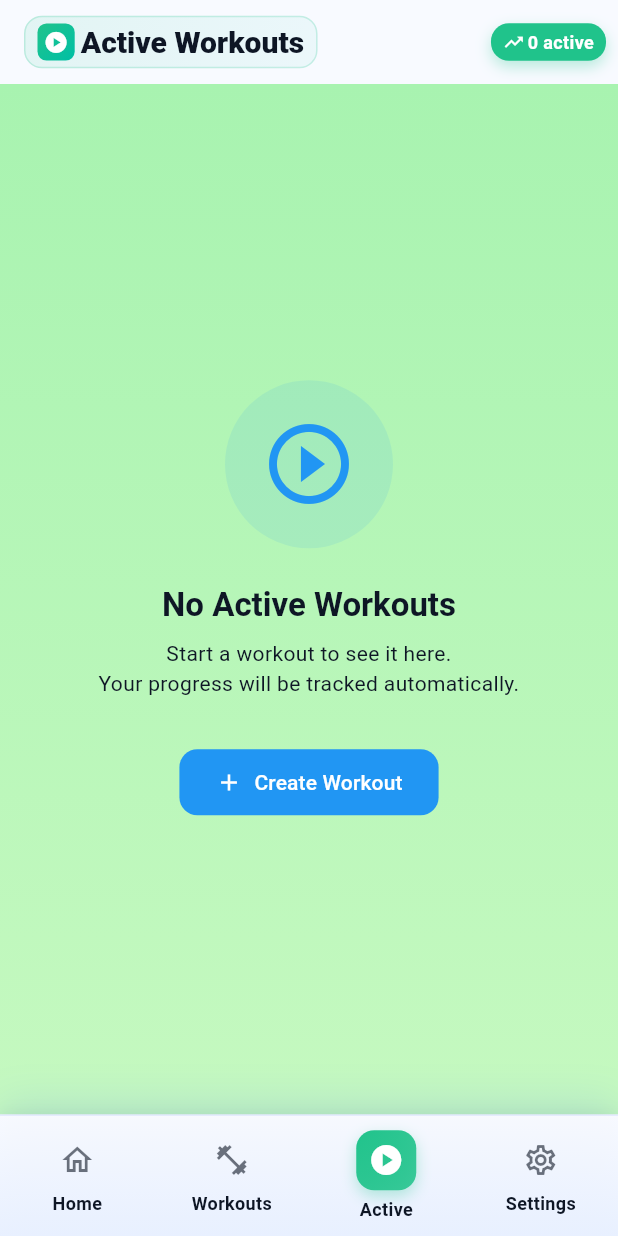
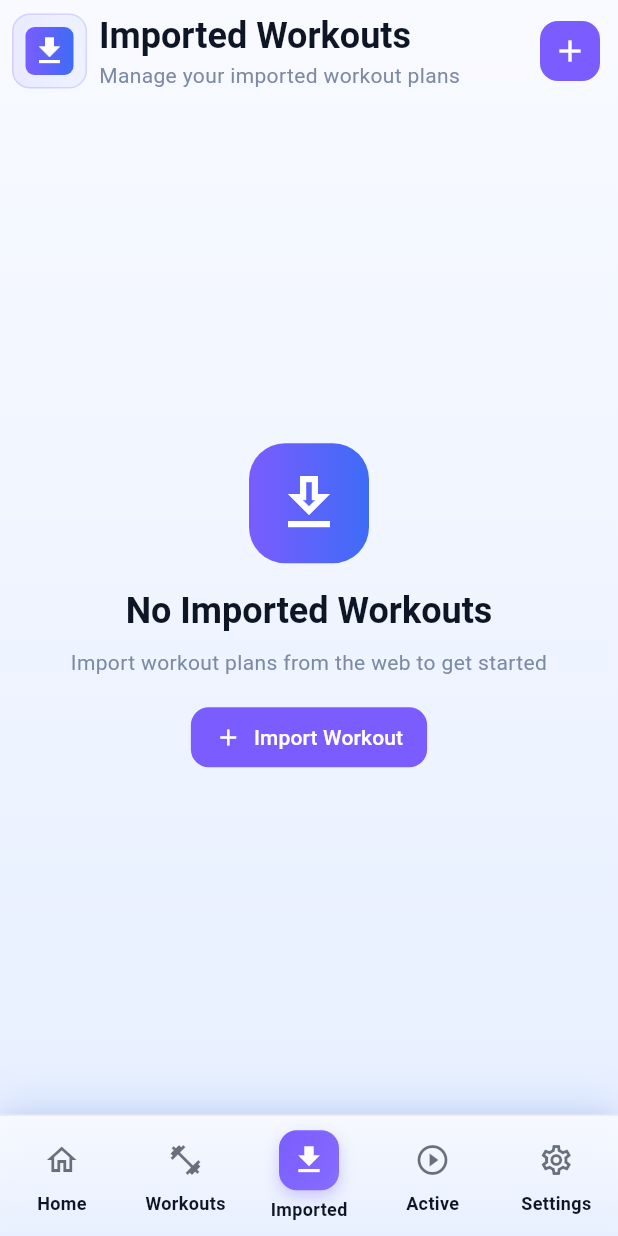
Before and after one commit to Davidam197/fitflow-fitness-app, a Flutter app: the screen it shows after launch, item 3 of the bottom bar chosen, on a phone screen of 412 x 824 dp. Run offline on Flutter 3.47's test engine with Material 3 defaults, Android fonts, the phone set to English and light mode, and no system bars; our stand-ins replace hive, hive_flutter; accounts and stored records are empty.

Commit message:
Add Imported Workouts tab with save functionality
- Add new Imported tab to main navigation (purple theme)
- Create ImportedWorkoutsScreen with beautiful UI
- Add save functionality to import screen - workouts now save to Imported tab
- Add 3-dot menu to move workouts from Imported to Home
- Add delete functionality for imported workouts
- Add copyWith method to Workout model
- Add updateWorkout method to WorkoutProvider
- Fix all linting errors and EdgeInsets issues

Users can now import workouts, save them to the Imported tab, and move them to Home using the 3-dot menu!

```diff
--- a/lib/models/workout.dart
+++ b/lib/models/workout.dart
@@ -62,4 +62,24 @@ class Workout extends HiveObject {
       e.completedSets = 0;
     }
   }
+
+  Workout copyWith({
+    String? id,
+    String? name,
+    String? category,
+    String? description,
+    int? durationMinutes,
+    String? difficulty,
+    List<Exercise>? exercises,
+  }) {
+    return Workout(
+      id: id ?? this.id,
+      name: name ?? this.name,
+      category: category ?? this.category,
+      description: description ?? this.description,
+      durationMinutes: durationMinutes ?? this.durationMinutes,
+      difficulty: difficulty ?? this.difficulty,
+      exercises: exercises ?? this.exercises,
+    );
+  }
 }
--- a/lib/providers/workout_provider.dart
+++ b/lib/providers/workout_provider.dart
@@ -100,4 +100,13 @@ class WorkoutProvider extends ChangeNotifier {
     _workouts.removeWhere((w) => w.id == workoutId);
     notifyListeners();
   }
+
+  Future<void> updateWorkout(Workout workout) async {
+    await _repo.upsert(workout);
+    final index = _workouts.indexWhere((w) => w.id == workout.id);
+    if (index != -1) {
+      _workouts[index] = workout;
+      notifyListeners();
+    }
+  }
 }
--- /dev/null
+++ b/lib/screens/imported_workouts_screen.dart
@@ -0,0 +1,369 @@
+import 'package:flutter/material.dart';
+import 'package:provider/provider.dart';
+import '../providers/workout_provider.dart';
+import '../utils/responsive.dart';
+import 'import_workout_screen.dart';
+import 'imported_workout_detail_screen.dart';
+
+class ImportedWorkoutsScreen extends StatelessWidget {
+  const ImportedWorkoutsScreen({super.key});
+
+  @override
+  Widget build(BuildContext context) {
+    return Scaffold(
+      body: Container(
+        decoration: const BoxDecoration(
+          gradient: LinearGradient(
+            begin: Alignment.topCenter,
+            end: Alignment.bottomCenter,
+            colors: [
+              Color(0xFFF8FAFF), // Light blue background
+              Color(0xFFE8F0FF), // Slightly darker blue
+            ],
+          ),
+        ),
+        child: SafeArea(
+          child: Column(
+            children: [
+              // Header
+              Container(
+                padding: EdgeInsets.all(Responsive.getSpacing(context)),
+                child: Row(
+                  children: [
+                    Container(
+                      padding: EdgeInsets.all(Responsive.getSpacing(context)),
+                      decoration: BoxDecoration(
+                        gradient: LinearGradient(
+                          colors: [
+                            const Color(0xFF7A5CFF).withOpacity(0.1),
+                            const Color(0xFF3E6CF6).withOpacity(0.05),
+                          ],
+                        ),
+                        borderRadius: BorderRadius.circular(Responsive.getBorderRadius(context)),
+                        border: Border.all(
+                          color: const Color(0xFF7A5CFF).withOpacity(0.2),
+                        ),
+                      ),
+                      child: Container(
+                        padding: EdgeInsets.all(Responsive.getSpacing(context) * 0.5),
+                        decoration: BoxDecoration(
+                          gradient: const LinearGradient(
+                            colors: [Color(0xFF7A5CFF), Color(0xFF3E6CF6)],
+                          ),
+                          borderRadius: BorderRadius.circular(Responsive.getBorderRadius(context) * 0.5),
+                        ),
+                        child: Icon(
+                          Icons.download,
+                          color: Colors.white,
+                          size: Responsive.getIconSize(context),
+                        ),
+                      ),
+                    ),
+                    SizedBox(width: Responsive.getSpacing(context)),
+                    Expanded(
+                      child: Column(
+                        crossAxisAlignment: CrossAxisAlignment.start,
+                        children: [
+                          Text(
+                            'Imported Workouts',
+                            style: Theme.of(context).textTheme.headlineSmall?.copyWith(
+                              fontWeight: FontWeight.bold,
+                              color: const Color(0xFF0E1625), // Dark navy
+                            ),
+                          ),
+                          Text(
+                            'Manage your imported workout plans',
+                            style: Theme.of(context).textTheme.bodyMedium?.copyWith(
+                              color: const Color(0xFF7C8AA3), // Subtext
+                            ),
+                          ),
+                        ],
+                      ),
+                    ),
+                    IconButton(
+                      onPressed: () {
+                        Navigator.push(
+                          context,
+                          MaterialPageRoute(
+                            builder: (context) => const ImportWorkoutScreen(),
+                          ),
+                        );
+                      },
+                      icon: const Icon(Icons.add),
+                      style: IconButton.styleFrom(
+                        backgroundColor: const Color(0xFF7A5CFF),
+                        foregroundColor: Colors.white,
+                        shape: RoundedRectangleBorder(
+                          borderRadius: BorderRadius.circular(Responsive.getBorderRadius(context)),
+                        ),
+                      ),
+                    ),
+                  ],
+                ),
+              ),
+
+              // Content
+              Expanded(
+                child: Consumer<WorkoutProvider>(
+                  builder: (context, provider, child) {
+                    final importedWorkouts = provider.workouts
+                        .where((w) => w.description.contains('Imported from web'))
+                        .toList();
+
+                    if (importedWorkouts.isEmpty) {
+                      return _buildEmptyState(context);
+                    }
+
+                    return ListView.builder(
+                      padding: EdgeInsets.all(Responsive.getSpacing(context)),
+                      itemCount: importedWorkouts.length,
+                      itemBuilder: (context, index) {
+                        final workout = importedWorkouts[index];
+                        return _ImportedWorkoutCard(
+                          workout: workout,
+                          onTap: () {
+                            Navigator.push(
+                              context,
+                              MaterialPageRoute(
+                                builder: (context) => ImportedWorkoutDetailScreen(
+                                  workoutId: workout.id,
+                                ),
+                              ),
+                            );
+                          },
+                          onMoveToHome: () => _moveToHome(context, provider, workout),
+                          onDelete: () => _deleteWorkout(context, provider, workout),
+                        );
+                      },
+                    );
+                  },
+                ),
+              ),
+            ],
+          ),
+        ),
+      ),
+    );
+  }
+
+  Widget _buildEmptyState(BuildContext context) {
+    return Center(
+      child: Padding(
+        padding: EdgeInsets.all(Responsive.getSpacing(context) * 2),
+        child: Column(
+          mainAxisAlignment: MainAxisAlignment.center,
+          children: [
+            Container(
+              padding: EdgeInsets.all(Responsive.getSpacing(context) * 2),
+              decoration: BoxDecoration(
+                gradient: const LinearGradient(
+                  colors: [Color(0xFF7A5CFF), Color(0xFF3E6CF6)],
+                ),
+                borderRadius: BorderRadius.circular(Responsive.getBorderRadius(context) * 2),
+              ),
+              child: Icon(
+                Icons.download_outlined,
+                size: Responsive.getIconSize(context) * 2,
+                color: Colors.white,
+              ),
+            ),
+            SizedBox(height: Responsive.getSpacing(context) * 2),
+            Text(
+              'No Imported Workouts',
+              style: Theme.of(context).textTheme.headlineSmall?.copyWith(
+                fontWeight: FontWeight.bold,
+                color: const Color(0xFF0E1625),
+              ),
+            ),
+            SizedBox(height: Responsive.getSpacing(context)),
+            Text(
+              'Import workout plans from the web to get started',
+              style: Theme.of(context).textTheme.bodyMedium?.copyWith(
+                color: const Color(0xFF7C8AA3),
+              ),
+              textAlign: TextAlign.center,
+            ),
+            SizedBox(height: Responsive.getSpacing(context) * 2),
+            FilledButton.icon(
+              onPressed: () {
+                Navigator.push(
+                  context,
+                  MaterialPageRoute(
+                    builder: (context) => const ImportWorkoutScreen(),
+                  ),
+                );
+              },
+              icon: const Icon(Icons.add),
+              label: const Text('Import Workout'),
+              style: FilledButton.styleFrom(
+                backgroundColor: const Color(0xFF7A5CFF),
+                foregroundColor: Colors.white,
+                padding: EdgeInsets.symmetric(
+                  horizontal: Responsive.getSpacing(context) * 2,
+                  vertical: Responsive.getSpacing(context),
+                ),
+              ),
+            ),
+          ],
+        ),
+      ),
+    );
+  }
+
+  void _moveToHome(BuildContext context, WorkoutProvider provider, workout) {
+    // Update workout to remove "Imported from web" from description
+    final updatedWorkout = workout.copyWith(
+      description: workout.description.replaceAll(' (Imported from web)', ''),
+    );
+
+    provider.updateWorkout(updatedWorkout);
+
+    ScaffoldMessenger.of(context).showSnackBar(
+      SnackBar(
+        content: Text('Moved "${workout.name}" to Home'),
+        backgroundColor: const Color(0xFF7A5CFF),
+      ),
+    );
+  }
+
+  void _deleteWorkout(BuildContext context, WorkoutProvider provider, workout) {
+    showDialog(
+      context: context,
+      builder: (context) => AlertDialog(
+        title: const Text('Delete Workout'),
+        content: Text('Are you sure you want to delete "${workout.name}"? This action cannot be undone.'),
+        actions: [
+          TextButton(
+            onPressed: () => Navigator.pop(context),
+            child: const Text('Cancel'),
+          ),
+          FilledButton(
+            onPressed: () async {
+              await provider.deleteWorkout(workout.id);
+              if (context.mounted) {
+                Navigator.pop(context);
+                ScaffoldMessenger.of(context).showSnackBar(
+                  SnackBar(content: Text('Deleted "${workout.name}"')),
+                );
+              }
+            },
+            style: FilledButton.styleFrom(backgroundColor: Colors.red),
+            child: const Text('Delete'),
+          ),
+        ],
+      ),
+    );
+  }
+}
+
+class _ImportedWorkoutCard extends StatelessWidget {
+  final dynamic workout;
+  final VoidCallback onTap;
+  final VoidCallback onMoveToHome;
+  final VoidCallback onDelete;
+
+  const _ImportedWorkoutCard({
+    required this.workout,
+    required this.onTap,
+    required this.onMoveToHome,
+    required this.onDelete,
+  });
+
+  @override
+  Widget build(BuildContext context) {
+    return Card(
+      margin: EdgeInsets.only(bottom: Responsive.getSpacing(context)),
+      child: InkWell(
+        onTap: onTap,
+        borderRadius: BorderRadius.circular(Responsive.getBorderRadius(context)),
+        child: Padding(
+          padding: EdgeInsets.all(Responsive.getSpacing(context)),
+          child: Column(
+            crossAxisAlignment: CrossAxisAlignment.start,
+            children: [
+              Row(
+                children: [
+                  Expanded(
+                    child: Column(
+                      crossAxisAlignment: CrossAxisAlignment.start,
+                      children: [
+                        Text(
+                          workout.name,
+                          style: Theme.of(context).textTheme.titleMedium?.copyWith(
+                            fontWeight: FontWeight.bold,
+                            color: const Color(0xFF0E1625),
+                          ),
+                        ),
+                        SizedBox(height: Responsive.getSpacing(context) * 0.5),
+                        Text(
+                          '${workout.exercises.length} exercises',
+                          style: Theme.of(context).textTheme.bodyMedium?.copyWith(
+                            color: const Color(0xFF7C8AA3),
+                          ),
+                        ),
+                      ],
+                    ),
+                  ),
+                  PopupMenuButton<String>(
+                    onSelected: (value) {
+                      switch (value) {
+                        case 'move_to_home':
+                          onMoveToHome();
+                          break;
+                        case 'delete':
+                          onDelete();
+                          break;
+                      }
+                    },
+                    itemBuilder: (context) => [
+                      const PopupMenuItem(
+                        value: 'move_to_home',
+                        child: Row(
+                          children: [
+                            Icon(Icons.home, size: 20),
+                            SizedBox(width: 8),
+                            Text('Move to Home'),
+                          ],
+                        ),
+                      ),
+                      const PopupMenuItem(
+                        value: 'delete',
+                        child: Row(
+                          children: [
+                            Icon(Icons.delete, size: 20, color: Colors.red),
+                            SizedBox(width: 8),
+                            Text('Delete', style: TextStyle(color: Colors.red)),
+                          ],
+                        ),
+                      ),
+                    ],
+                    child: Icon(
+                      Icons.more_vert,
+                      color: const Color(0xFF7C8AA3),
+                    ),
+                  ),
+                ],
+              ),
+              SizedBox(height: Responsive.getSpacing(context)),
+              Row(
+                children: [
+                  Expanded(
+                    child: FilledButton.icon(
+                      onPressed: onTap,
+                      icon: const Icon(Icons.play_arrow),
+                      label: const Text('Start Workout'),
+                      style: FilledButton.styleFrom(
+                        backgroundColor: const Color(0xFF7A5CFF),
+                        foregroundColor: Colors.white,
+                      ),
+                    ),
+                  ),
+                ],
+              ),
+            ],
+          ),
+        ),
+      ),
+    );
+  }
+}
--- a/lib/screens/main_navigation_screen.dart
+++ b/lib/screens/main_navigation_screen.dart
@@ -1,6 +1,7 @@
 import 'package:flutter/material.dart';
 import 'home_screen.dart';
 import 'workouts_screen.dart';
+import 'imported_workouts_screen.dart';
 import 'active_workouts_screen.dart';
 import 'settings_screen.dart';
 import '../navigation/navigation_controller.dart';
@@ -17,6 +18,7 @@ class _MainNavigationScreenState extends State<MainNavigationScreen> {
   final List<Widget> _screens = [
     const HomeScreen(),
     const WorkoutsScreen(),
+    const ImportedWorkoutsScreen(),
     const ActiveWorkoutsScreen(),
     const SettingsScreen(),
   ];
@@ -145,6 +147,14 @@ class _MainNavigationScreenState extends State<MainNavigationScreen> {
               _buildNavDestination(
                 context,
                 index: 2,
+                icon: Icons.download_outlined,
+                selectedIcon: Icons.download,
+                label: 'Imported',
+                color: const Color(0xFF7A5CFF), // Purple
+              ),
+              _buildNavDestination(
+                context,
+                index: 3,
                 icon: Icons.play_circle_outline,
                 selectedIcon: Icons.play_circle,
                 label: 'Active',
@@ -152,7 +162,7 @@ class _MainNavigationScreenState extends State<MainNavigationScreen> {
               ),
               _buildNavDestination(
                 context,
-                index: 3,
+                index: 4,
                 icon: Icons.settings_outlined,
                 selectedIcon: Icons.settings,
                 label: 'Settings',
```
Also changed, not shown: lib/screens/import_workout_screen.dart (+6 -42 lines).
